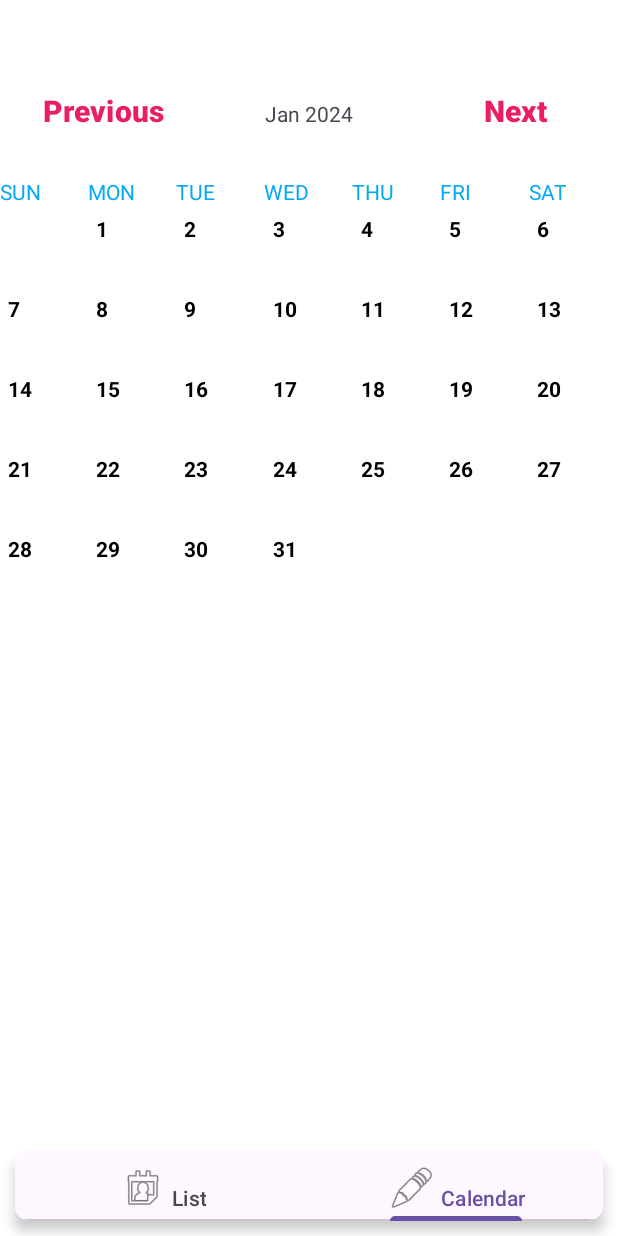
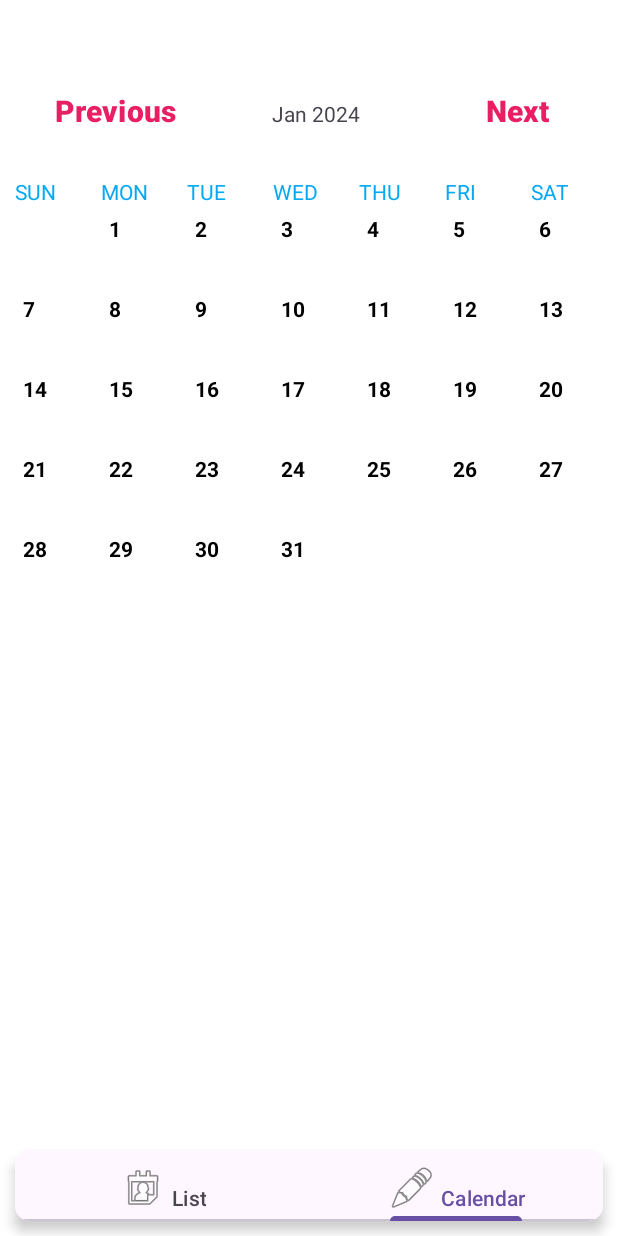
Before and after one commit to vp0594/Jouranl, an Android app: the screen it shows after launch (MainActivity), item 2 of the bottom bar chosen, on a phone screen of 412 x 824 dp. Run offline under Robolectric (Android 15) with nearby library versions, the phone set to English and light mode, and no system bars; our stand-ins replace Room's generated code.

```diff
--- a/app/src/main/java/com/example/joranl/CalendarFragment.java
+++ b/app/src/main/java/com/example/joranl/CalendarFragment.java
@@ -7,6 +7,7 @@ import android.view.View;
 import android.view.ViewGroup;
 import android.widget.Button;
 import android.widget.TextView;
+import android.widget.Toast;
 
 import androidx.annotation.RequiresApi;
 import androidx.fragment.app.Fragment;
@@ -46,6 +47,7 @@ public class CalendarFragment extends Fragment implements CalendarAdapter.OnItem
 
         String[] strings = monthYearFromDate(selectedDate).split(" ");
         monthEntry = db.calendarEntryDao().getMonthEntry(strings[0], strings[1]);
+
 
 
         setMonthView();
--- a/app/src/main/res/layout/fragment_calendar.xml
+++ b/app/src/main/res/layout/fragment_calendar.xml
@@ -2,6 +2,7 @@
 <LinearLayout xmlns:android="http://schemas.android.com/apk/res/android"
     android:layout_width="match_parent"
     android:layout_height="match_parent"
+    android:paddingStart="10dp"
     android:orientation="vertical">
 
 
```
